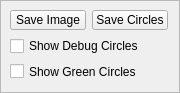
Old version of the form imgproc/trunk/vs/ugip/SaveShowFrame.ui in the repository jimpelton/bsumg13.
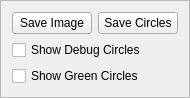
New version of the form.

Commit message: Gui code cleaned up. rough layouts though. Parsing, saving, sorting circles files implemented. Sorting and parsing still to be tested. Added CirclesFile.[h|cpp].

```diff
--- a/imgproc/trunk/vs/ugip/SaveShowFrame.ui
+++ b/imgproc/trunk/vs/ugip/SaveShowFrame.ui
@@ -10,6 +10,12 @@
     <height>93</height>
    </rect>
   </property>
+  <property name="sizePolicy">
+   <sizepolicy hsizetype="Preferred" vsizetype="Minimum">
+    <horstretch>0</horstretch>
+    <verstretch>0</verstretch>
+   </sizepolicy>
+  </property>
   <property name="windowTitle">
    <string>Frame</string>
   </property>
@@ -19,15 +25,8 @@
   <property name="frameShadow">
    <enum>QFrame::Raised</enum>
   </property>
-  <widget class="QWidget" name="">
-   <property name="geometry">
-    <rect>
-     <x>10</x>
-     <y>10</y>
-     <width>158</width>
-     <height>71</height>
-    </rect>
-   </property>
+  <layout class="QGridLayout" name="gridLayout_2">
+   <item row="0" column="0">
    <layout class="QGridLayout" name="gridLayout">
     <item row="0" column="0">
      <widget class="QPushButton" name="saveImageButton">
@@ -58,7 +57,8 @@
      </widget>
     </item>
    </layout>
-  </widget>
+   </item>
+  </layout>
  </widget>
  <resources/>
  <connections/>
```
Lines whose indentation alone changed are shown as unchanged. The commit also changes 17 other files.
